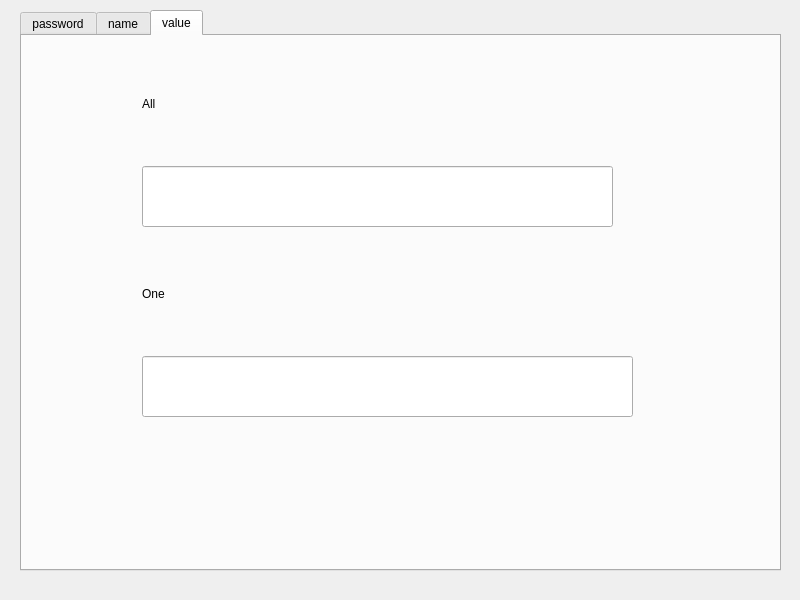
This is ui/debug.ui in link-fgfgui/question-points as Qt 5 draws it before an edit. The edited form follows.
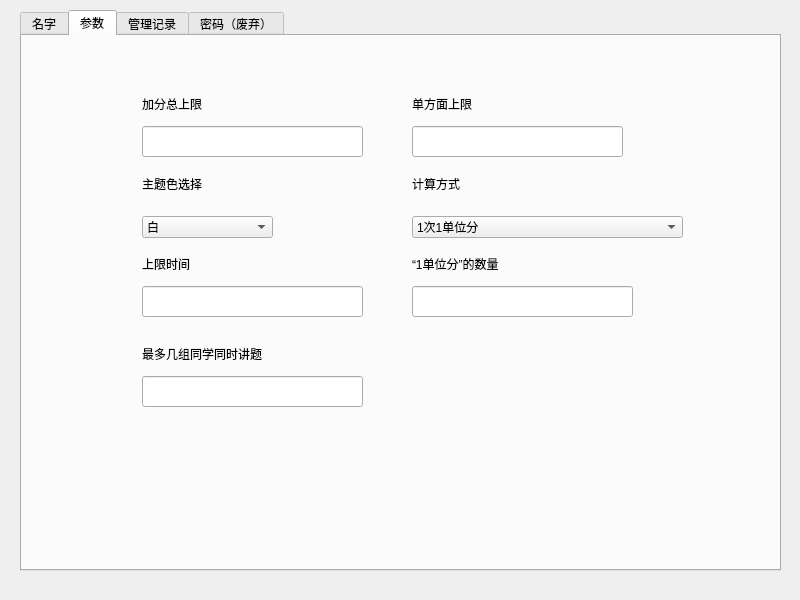
This is the edited form. The open tabs and pages were chosen to show the change.

```diff
--- a/ui/debug.ui
+++ b/ui/debug.ui
@@ -40,9 +40,380 @@
    <property name="currentIndex">
     <number>1</number>
    </property>
+   <widget class="QWidget" name="tab_2">
+    <attribute name="title">
+     <string>名字</string>
+    </attribute>
+    <widget class="QListWidget" name="listWidget">
+     <property name="geometry">
+      <rect>
+       <x>90</x>
+       <y>50</y>
+       <width>256</width>
+       <height>411</height>
+      </rect>
+     </property>
+    </widget>
+    <widget class="QPushButton" name="ApushButton">
+     <property name="geometry">
+      <rect>
+       <x>430</x>
+       <y>150</y>
+       <width>93</width>
+       <height>28</height>
+      </rect>
+     </property>
+     <property name="text">
+      <string>加</string>
+     </property>
+    </widget>
+    <widget class="QPushButton" name="DpushButton">
+     <property name="geometry">
+      <rect>
+       <x>430</x>
+       <y>300</y>
+       <width>93</width>
+       <height>28</height>
+      </rect>
+     </property>
+     <property name="text">
+      <string>删</string>
+     </property>
+    </widget>
+    <widget class="QLineEdit" name="lineEdit">
+     <property name="geometry">
+      <rect>
+       <x>410</x>
+       <y>70</y>
+       <width>171</width>
+       <height>31</height>
+      </rect>
+     </property>
+     <property name="placeholderText">
+      <string>输入你要加入的名字</string>
+     </property>
+    </widget>
+   </widget>
+   <widget class="QWidget" name="tab_3">
+    <attribute name="title">
+     <string>参数</string>
+    </attribute>
+    <widget class="QLineEdit" name="lineEdit_7">
+     <property name="geometry">
+      <rect>
+       <x>120</x>
+       <y>90</y>
+       <width>221</width>
+       <height>31</height>
+      </rect>
+     </property>
+    </widget>
+    <widget class="QLineEdit" name="lineEdit_8">
+     <property name="geometry">
+      <rect>
+       <x>390</x>
+       <y>90</y>
+       <width>211</width>
+       <height>31</height>
+      </rect>
+     </property>
+    </widget>
+    <widget class="QLabel" name="label_3">
+     <property name="geometry">
+      <rect>
+       <x>120</x>
+       <y>60</y>
+       <width>121</width>
+       <height>16</height>
+      </rect>
+     </property>
+     <property name="text">
+      <string>加分总上限</string>
+     </property>
+    </widget>
+    <widget class="QLabel" name="label_4">
+     <property name="geometry">
+      <rect>
+       <x>390</x>
+       <y>60</y>
+       <width>111</width>
+       <height>16</height>
+      </rect>
+     </property>
+     <property name="text">
+      <string>单方面上限</string>
+     </property>
+    </widget>
+    <widget class="QComboBox" name="comboBox">
+     <property name="geometry">
+      <rect>
+       <x>120</x>
+       <y>180</y>
+       <width>131</width>
+       <height>22</height>
+      </rect>
+     </property>
+     <item>
+      <property name="text">
+       <string>白</string>
+      </property>
+     </item>
+     <item>
+      <property name="text">
+       <string>黑</string>
+      </property>
+     </item>
+    </widget>
+    <widget class="QLabel" name="label_2">
+     <property name="geometry">
+      <rect>
+       <x>120</x>
+       <y>140</y>
+       <width>101</width>
+       <height>16</height>
+      </rect>
+     </property>
+     <property name="text">
+      <string>主题色选择</string>
+     </property>
+    </widget>
+    <widget class="QComboBox" name="comboBox_2">
+     <property name="geometry">
+      <rect>
+       <x>390</x>
+       <y>180</y>
+       <width>271</width>
+       <height>22</height>
+      </rect>
+     </property>
+     <item>
+      <property name="text">
+       <string>1次1单位分</string>
+      </property>
+     </item>
+     <item>
+      <property name="text">
+       <string>首次加2倍分，之后“1次1单位分”</string>
+      </property>
+     </item>
+    </widget>
+    <widget class="QLabel" name="label_5">
+     <property name="geometry">
+      <rect>
+       <x>390</x>
+       <y>140</y>
+       <width>101</width>
+       <height>16</height>
+      </rect>
+     </property>
+     <property name="text">
+      <string>计算方式</string>
+     </property>
+    </widget>
+    <widget class="QLabel" name="label_6">
+     <property name="geometry">
+      <rect>
+       <x>120</x>
+       <y>220</y>
+       <width>121</width>
+       <height>16</height>
+      </rect>
+     </property>
+     <property name="text">
+      <string>上限时间</string>
+     </property>
+    </widget>
+    <widget class="QLineEdit" name="lineEdit_9">
+     <property name="geometry">
+      <rect>
+       <x>120</x>
+       <y>250</y>
+       <width>221</width>
+       <height>31</height>
+      </rect>
+     </property>
+    </widget>
+    <widget class="QLineEdit" name="lineEdit_10">
+     <property name="geometry">
+      <rect>
+       <x>390</x>
+       <y>250</y>
+       <width>221</width>
+       <height>31</height>
+      </rect>
+     </property>
+     <property name="text">
+      <string/>
+     </property>
+    </widget>
+    <widget class="QLabel" name="label_7">
+     <property name="geometry">
+      <rect>
+       <x>390</x>
+       <y>220</y>
+       <width>151</width>
+       <height>16</height>
+      </rect>
+     </property>
+     <property name="text">
+      <string>“1单位分”的数量</string>
+     </property>
+    </widget>
+    <widget class="QLineEdit" name="lineEdit_11">
+     <property name="geometry">
+      <rect>
+       <x>120</x>
+       <y>340</y>
+       <width>221</width>
+       <height>31</height>
+      </rect>
+     </property>
+    </widget>
+    <widget class="QLabel" name="label_9">
+     <property name="geometry">
+      <rect>
+       <x>120</x>
+       <y>310</y>
+       <width>221</width>
+       <height>16</height>
+      </rect>
+     </property>
+     <property name="text">
+      <string>最多几组同学同时讲题</string>
+     </property>
+    </widget>
+   </widget>
+   <widget class="QWidget" name="tab_4">
+    <attribute name="title">
+     <string>管理记录</string>
+    </attribute>
+    <widget class="QLabel" name="label_8">
+     <property name="geometry">
+      <rect>
+       <x>30</x>
+       <y>20</y>
+       <width>301</width>
+       <height>16</height>
+      </rect>
+     </property>
+     <property name="text">
+      <string>请输入管理员密码：（见README.md)</string>
+     </property>
+    </widget>
+    <widget class="QLineEdit" name="lineEdit_4">
+     <property name="geometry">
+      <rect>
+       <x>290</x>
+       <y>20</y>
+       <width>261</width>
+       <height>21</height>
+      </rect>
+     </property>
+     <property name="text">
+      <string>敬请期待</string>
+     </property>
+     <property name="readOnly">
+      <bool>true</bool>
+     </property>
+    </widget>
+    <widget class="QFrame" name="frame">
+     <property name="enabled">
+      <bool>false</bool>
+     </property>
+     <property name="geometry">
+      <rect>
+       <x>40</x>
+       <y>50</y>
+       <width>691</width>
+       <height>441</height>
+      </rect>
+     </property>
+     <property name="frameShape">
+      <enum>QFrame::StyledPanel</enum>
+     </property>
+     <property name="frameShadow">
+      <enum>QFrame::Raised</enum>
+     </property>
+     <widget class="QTreeWidget" name="treeWidget">
+      <property name="geometry">
+       <rect>
+        <x>20</x>
+        <y>10</y>
+        <width>256</width>
+        <height>401</height>
+       </rect>
+      </property>
+      <column>
+       <property name="text">
+        <string>敬请期待</string>
+       </property>
+      </column>
+      <item>
+       <property name="text">
+        <string>敬请期待</string>
+       </property>
+       <item>
+        <property name="text">
+         <string>敬请期待</string>
+        </property>
+       </item>
+       <item>
+        <property name="text">
+         <string>敬请期待</string>
+        </property>
+       </item>
+       <item>
+        <property name="text">
+         <string>敬请期待</string>
+        </property>
+       </item>
+      </item>
+      <item>
+       <property name="text">
+        <string>敬请期待</string>
+       </property>
+       <item>
+        <property name="text">
+         <string>敬请期待</string>
+        </property>
+       </item>
+       <item>
+        <property name="text">
+         <string>敬请期待</string>
+        </property>
+       </item>
+       <item>
+        <property name="text">
+         <string>敬请期待</string>
+        </property>
+       </item>
+      </item>
+      <item>
+       <property name="text">
+        <string>敬请期待</string>
+       </property>
+       <item>
+        <property name="text">
+         <string>敬请期待</string>
+        </property>
+       </item>
+       <item>
+        <property name="text">
+         <string>敬请期待</string>
+        </property>
+       </item>
+       <item>
+        <property name="text">
+         <string>敬请期待</string>
+        </property>
+       </item>
+      </item>
+     </widget>
+    </widget>
+   </widget>
    <widget class="QWidget" name="tab">
     <attribute name="title">
-     <string>password</string>
+     <string>密码（废弃）</string>
     </attribute>
     <widget class="QLabel" name="label">
      <property name="geometry">
@@ -100,108 +471,6 @@
      </property>
     </widget>
    </widget>
-   <widget class="QWidget" name="tab_2">
-    <attribute name="title">
-     <string>name</string>
-    </attribute>
-    <widget class="QListView" name="listView">
-     <property name="geometry">
-      <rect>
-       <x>90</x>
-       <y>50</y>
-       <width>256</width>
-       <height>411</height>
-      </rect>
-     </property>
-    </widget>
-    <widget class="QPushButton" name="ApushButton">
-     <property name="geometry">
-      <rect>
-       <x>430</x>
-       <y>150</y>
-       <width>93</width>
-       <height>28</height>
-      </rect>
-     </property>
-     <property name="text">
-      <string>Add</string>
-     </property>
-    </widget>
-    <widget class="QPushButton" name="DpushButton">
-     <property name="geometry">
-      <rect>
-       <x>430</x>
-       <y>300</y>
-       <width>93</width>
-       <height>28</height>
-      </rect>
-     </property>
-     <property name="text">
-      <string>Add</string>
-     </property>
-    </widget>
-    <widget class="QLineEdit" name="lineEdit">
-     <property name="geometry">
-      <rect>
-       <x>410</x>
-       <y>70</y>
-       <width>131</width>
-       <height>31</height>
-      </rect>
-     </property>
-    </widget>
-   </widget>
-   <widget class="QWidget" name="tab_3">
-    <attribute name="title">
-     <string>value</string>
-    </attribute>
-    <widget class="QLineEdit" name="lineEdit_7">
-     <property name="geometry">
-      <rect>
-       <x>120</x>
-       <y>130</y>
-       <width>471</width>
-       <height>61</height>
-      </rect>
-     </property>
-    </widget>
-    <widget class="QLineEdit" name="lineEdit_8">
-     <property name="geometry">
-      <rect>
-       <x>120</x>
-       <y>320</y>
-       <width>491</width>
-       <height>61</height>
-      </rect>
-     </property>
-    </widget>
-    <widget class="QLabel" name="label_3">
-     <property name="geometry">
-      <rect>
-       <x>120</x>
-       <y>60</y>
-       <width>72</width>
-       <height>15</height>
-      </rect>
-     </property>
-     <property name="text">
-      <string>All</string>
-     </property>
-    </widget>
-    <widget class="QLabel" name="label_4">
-     <property name="geometry">
-      <rect>
-       <x>120</x>
-       <y>250</y>
-       <width>72</width>
-       <height>15</height>
-      </rect>
-     </property>
-     <property name="text">
-      <string>One</string>
-     </property>
-    </widget>
-   </widget>
   </widget>
  </widget>
  <resources/>
```
Left out of the diff: 2 changed lines with no effect on the pictures.
